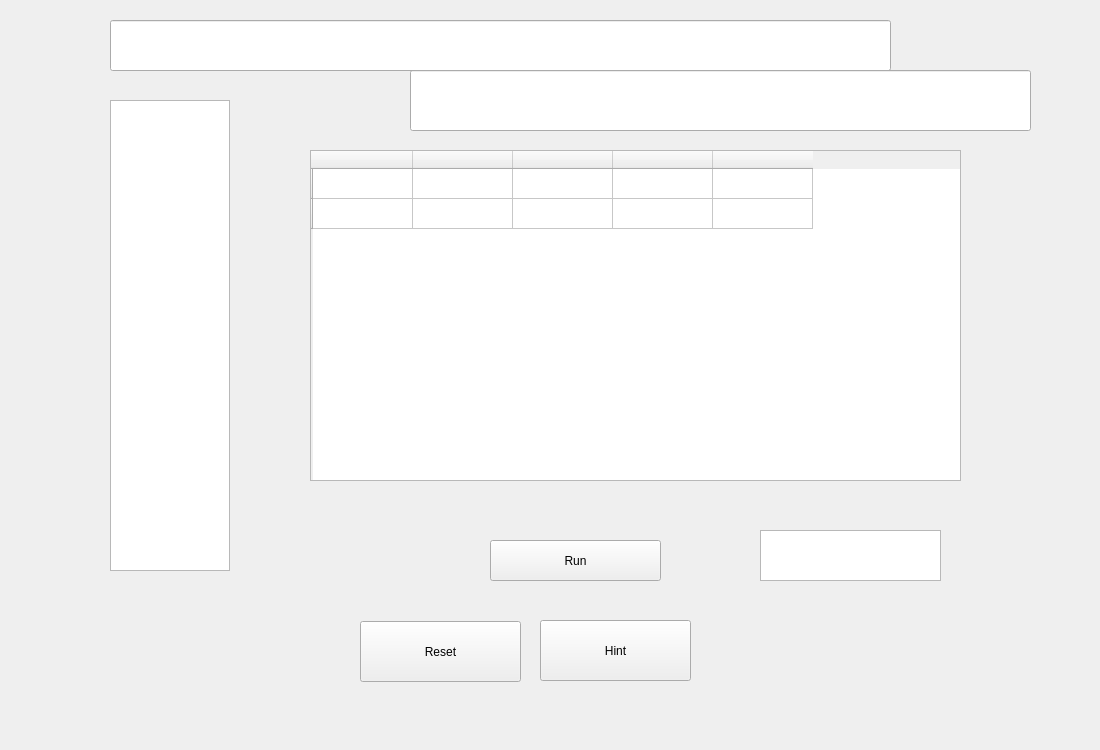
This is ui/puzzle_window.ui in Uravakonda/quantum-puzzle as Qt 5 draws it before an edit. The edited form follows.
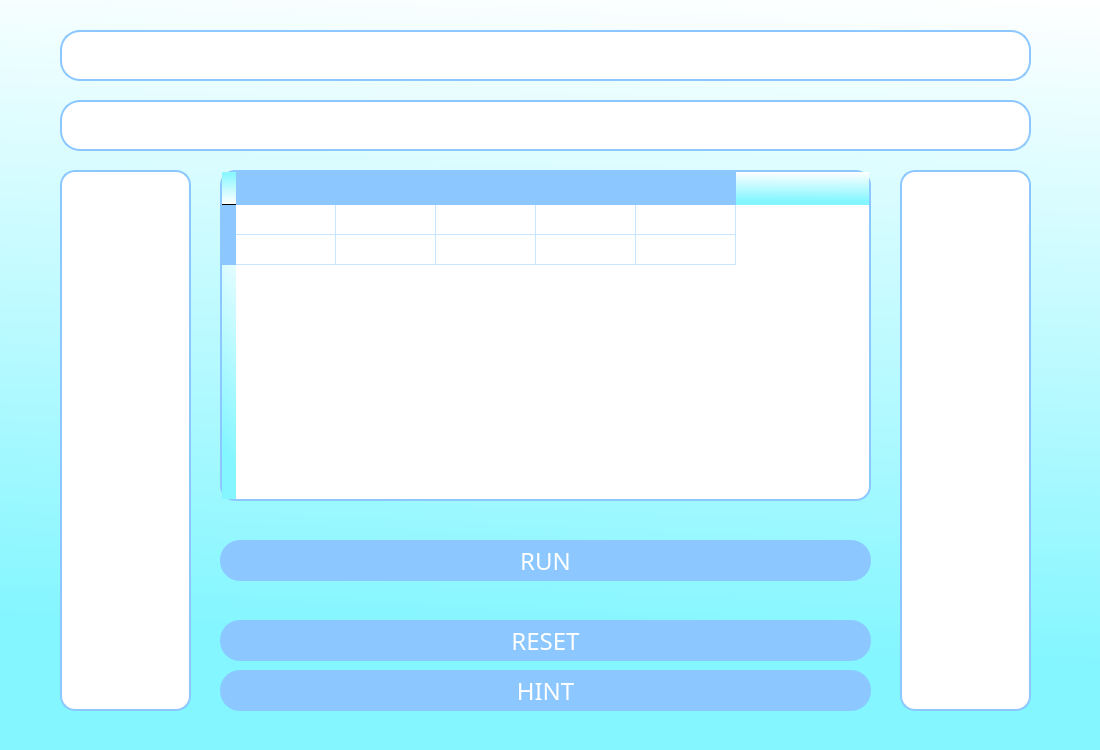
This is the edited form.

```diff
--- a/ui/puzzle_window.ui
+++ b/ui/puzzle_window.ui
@@ -13,26 +13,83 @@
   <property name="windowTitle">
    <string>MainWindow</string>
   </property>
+  <property name="styleSheet">
+   <string notr="true">background-color: qlineargradient(spread:pad, x1:0.940362, y1:0.894, x2:1, y2:0, stop:0 rgba(131, 246, 255, 255), stop:1 rgba(255, 255, 255, 255));</string>
+  </property>
   <widget class="QWidget" name="centralwidget">
    <widget class="QListWidget" name="gateListWidget">
     <property name="geometry">
      <rect>
-      <x>110</x>
-      <y>100</y>
-      <width>120</width>
-      <height>471</height>
+      <x>60</x>
+      <y>170</y>
+      <width>131</width>
+      <height>541</height>
      </rect>
     </property>
+    <property name="styleSheet">
+     <string notr="true">QListWidget {
+    background-color: white;
+    border: 2px solid rgb(140, 200, 255);
+    border-radius: 15px;
+    padding: 6px;
+    font-family: Futura;
+    font-size: 14px;
+    color: black;
+}
+QListWidget::item {
+    padding: 8px;
+    border-radius: 10px;
+}
+QListWidget::item:hover {
+    background-color: rgb(220, 235, 255);
+}
+QListWidget::item:selected {
+    background-color: rgb(140, 200, 255);
+    color: white;
+}
+</string>
+    </property>
    </widget>
    <widget class="QTableWidget" name="circuitTableWidget">
     <property name="geometry">
      <rect>
-      <x>310</x>
-      <y>150</y>
+      <x>220</x>
+      <y>170</y>
       <width>651</width>
       <height>331</height>
      </rect>
     </property>
+    <property name="styleSheet">
+     <string notr="true">QTableWidget {
+    background-color: white;
+    border: 2px solid rgb(140, 200, 255);
+    border-radius: 15px;
+    gridline-color: rgb(200, 230, 255);
+    font-family: Futura;
+    font-size: 14px;
+    color: black;
+}
+
+QHeaderView::section {
+    background-color: rgb(140, 200, 255);
+    color: white;
+    font-family: Futura;
+    font-weight: bold;
+    padding: 6px;
+    border: none;
+}
+
+QTableWidget::item {
+    padding: 8px;
+    border-radius: 8px;
+}
+
+QTableWidget::item:selected {
+    background-color: rgb(140, 200, 255);
+    color: white;
+}
+</string>
+    </property>
     <row>
      <property name="text">
       <string/>
@@ -72,51 +129,127 @@
    <widget class="QPushButton" name="runButton">
     <property name="geometry">
      <rect>
-      <x>490</x>
+      <x>220</x>
       <y>540</y>
-      <width>171</width>
+      <width>651</width>
       <height>41</height>
      </rect>
     </property>
+    <property name="font">
+     <font>
+      <family>Futura</family>
+      <pointsize>18</pointsize>
+     </font>
+    </property>
+    <property name="styleSheet">
+     <string notr="true">QPushButton {
+    background-color: rgb(140, 200, 255);
+    color: white;
+    border-radius: 20px;  
+    padding: 6px 12px;  
+    border: none;  
+}
+
+QPushButton:hover {
+    background-color: rgb(155, 186, 255); 
+}
+</string>
+    </property>
     <property name="text">
-     <string>Run</string>
+     <string>RUN</string>
     </property>
    </widget>
    <widget class="QPushButton" name="resetButton">
     <property name="geometry">
      <rect>
-      <x>360</x>
-      <y>621</y>
-      <width>161</width>
-      <height>61</height>
-     </rect>
-    </property>
-    <property name="text">
-     <string>Reset</string>
-    </property>
-   </widget>
-   <widget class="QPushButton" name="hintButton">
-    <property name="geometry">
-     <rect>
-      <x>540</x>
+      <x>220</x>
       <y>620</y>
-      <width>151</width>
-      <height>61</height>
+      <width>651</width>
+      <height>41</height>
      </rect>
     </property>
+    <property name="font">
+     <font>
+      <family>Futura</family>
+      <pointsize>18</pointsize>
+     </font>
+    </property>
+    <property name="styleSheet">
+     <string notr="true">QPushButton {
+    background-color: rgb(140, 200, 255);
+    color: white;
+    border-radius: 20px;  
+    padding: 6px 12px;  
+    border: none;  
+}
+
+QPushButton:hover {
+    background-color: rgb(155, 186, 255); 
+}
+</string>
+    </property>
     <property name="text">
-     <string>Hint</string>
+     <string>RESET</string>
+    </property>
+   </widget>
+   <widget class="QPushButton" name="hintButton">
+    <property name="geometry">
+     <rect>
+      <x>220</x>
+      <y>670</y>
+      <width>651</width>
+      <height>41</height>
+     </rect>
+    </property>
+    <property name="font">
+     <font>
+      <family>Futura</family>
+      <pointsize>18</pointsize>
+     </font>
+    </property>
+    <property name="styleSheet">
+     <string notr="true">QPushButton {
+    background-color: rgb(140, 200, 255);
+    color: white;
+    border-radius: 20px;  
+    padding: 6px 12px;  
+    border: none;  
+}
+
+QPushButton:hover {
+    background-color: rgb(155, 186, 255); 
+}
+</string>
+    </property>
+    <property name="text">
+     <string>HINT</string>
     </property>
    </widget>
    <widget class="QTextEdit" name="resultTextEdit">
     <property name="geometry">
      <rect>
-      <x>760</x>
-      <y>530</y>
-      <width>181</width>
-      <height>51</height>
+      <x>900</x>
+      <y>170</y>
+      <width>131</width>
+      <height>541</height>
      </rect>
     </property>
+    <property name="styleSheet">
+     <string notr="true">QTextEdit {
+    background-color: white;
+    border: 2px solid rgb(140, 200, 255);
+    border-radius: 15px;
+    padding: 8px 10px;
+    font-family: Futura;
+    font-size: 14px;
+    color: black;
+}
+
+QTextEdit:focus {
+    border: 2px solid rgb(155, 186, 255); 
+}
+</string>
+    </property>
     <property name="readOnly">
      <bool>true</bool>
     </property>
@@ -127,19 +260,35 @@
 hr { height: 1px; border-width: 0; }
 li.unchecked::marker { content: &quot;\2610&quot;; }
 li.checked::marker { content: &quot;\2612&quot;; }
-&lt;/style&gt;&lt;/head&gt;&lt;body style=&quot; font-family:'.AppleSystemUIFont'; font-size:13pt; font-weight:400; font-style:normal;&quot;&gt;
-&lt;p style=&quot;-qt-paragraph-type:empty; margin-top:0px; margin-bottom:0px; margin-left:0px; margin-right:0px; -qt-block-indent:0; text-indent:0px;&quot;&gt;&lt;br /&gt;&lt;/p&gt;&lt;/body&gt;&lt;/html&gt;</string>
+&lt;/style&gt;&lt;/head&gt;&lt;body style=&quot; font-family:'Futura'; font-size:14px; font-weight:400; font-style:normal;&quot;&gt;
+&lt;p style=&quot;-qt-paragraph-type:empty; margin-top:0px; margin-bottom:0px; margin-left:0px; margin-right:0px; -qt-block-indent:0; text-indent:0px; font-family:'.AppleSystemUIFont'; font-size:13pt;&quot;&gt;&lt;br /&gt;&lt;/p&gt;&lt;/body&gt;&lt;/html&gt;</string>
     </property>
    </widget>
    <widget class="QLineEdit" name="questionLineEdit">
     <property name="geometry">
      <rect>
-      <x>110</x>
-      <y>20</y>
-      <width>781</width>
+      <x>60</x>
+      <y>30</y>
+      <width>971</width>
       <height>51</height>
      </rect>
     </property>
+    <property name="styleSheet">
+     <string notr="true">QLineEdit {
+    background-color: white;
+    border: 2px solid rgb(140, 200, 255);
+    border-radius: 20px;
+    padding: 6px 10px;
+    font-family: Futura;
+    font-size: 14px;
+    color: black;
+}
+
+QLineEdit:focus {
+    border: 2px solid rgb(155, 186, 255); /* Lighter blue when focused */
+}
+</string>
+    </property>
     <property name="readOnly">
      <bool>true</bool>
     </property>
@@ -147,12 +296,28 @@
    <widget class="QLineEdit" name="circuitLineEdit">
     <property name="geometry">
      <rect>
-      <x>410</x>
-      <y>70</y>
-      <width>621</width>
-      <height>61</height>
+      <x>60</x>
+      <y>100</y>
+      <width>971</width>
+      <height>51</height>
      </rect>
     </property>
+    <property name="styleSheet">
+     <string notr="true">QLineEdit {
+    background-color: white;
+    border: 2px solid rgb(140, 200, 255);
+    border-radius: 20px;
+    padding: 6px 10px;
+    font-family: Futura;
+    font-size: 14px;
+    color: black;
+}
+
+QLineEdit:focus {
+    border: 2px solid rgb(155, 186, 255); /* Lighter blue when focused */
+}
+</string>
+    </property>
     <property name="readOnly">
      <bool>true</bool>
     </property>
```
